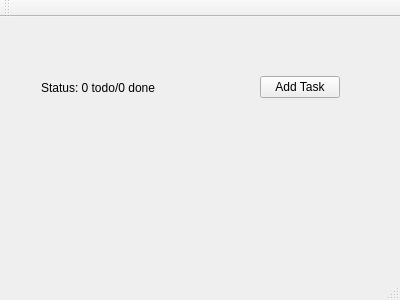
Qt form mainwindow.ui (wawy1967/wawyQtChapter01) before a commit.
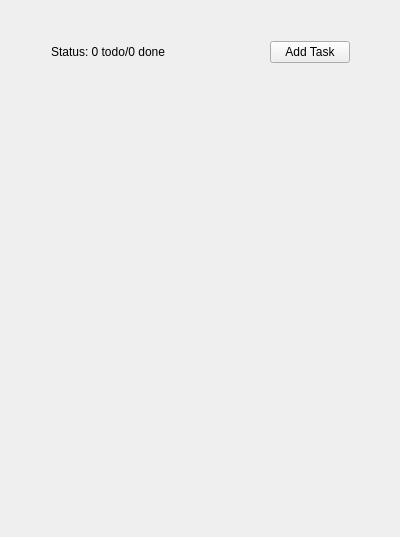
The same form after that commit.

What changed in the file:
```diff
--- a/mainwindow.ui
+++ b/mainwindow.ui
@@ -7,7 +7,7 @@
     <x>0</x>
     <y>0</y>
     <width>400</width>
-    <height>300</height>
+    <height>537</height>
    </rect>
   </property>
   <property name="windowTitle">
@@ -17,13 +17,15 @@
    <widget class="QWidget" name="horizontalLayoutWidget">
     <property name="geometry">
      <rect>
-      <x>30</x>
-      <y>40</y>
+      <x>40</x>
+      <y>30</y>
       <width>321</width>
-      <height>61</height>
+      <height>461</height>
      </rect>
     </property>
-    <layout class="QHBoxLayout" name="horizontalLayout">
+    <layout class="QVBoxLayout" name="verticalLayout">
+     <item>
+      <layout class="QHBoxLayout" name="toolbarLayout">
      <item>
       <widget class="QLabel" name="statusLabel">
        <property name="text">
@@ -52,27 +54,23 @@
       </widget>
      </item>
     </layout>
-   </widget>
-  </widget>
-  <widget class="QMenuBar" name="menuBar">
-   <property name="geometry">
-    <rect>
-     <x>0</x>
-     <y>0</y>
-     <width>400</width>
-     <height>21</height>
-    </rect>
-   </property>
-  </widget>
-  <widget class="QToolBar" name="mainToolBar">
-   <attribute name="toolBarArea">
-    <enum>TopToolBarArea</enum>
-   </attribute>
-   <attribute name="toolBarBreak">
-    <bool>false</bool>
-   </attribute>
+     </item>
+     <item>
+      <spacer name="verticalSpacer">
+       <property name="orientation">
+        <enum>Qt::Vertical</enum>
+       </property>
+       <property name="sizeHint" stdset="0">
+        <size>
+         <width>20</width>
+         <height>40</height>
+        </size>
+       </property>
+      </spacer>
+     </item>
+    </layout>
+   </widget>
   </widget>
-  <widget class="QStatusBar" name="statusBar"/>
  </widget>
  <layoutdefault spacing="6" margin="11"/>
  <resources/>
```
Left out of the diff: 7 changed lines with no effect on the pictures. Lines whose indentation alone changed are shown as unchanged.
